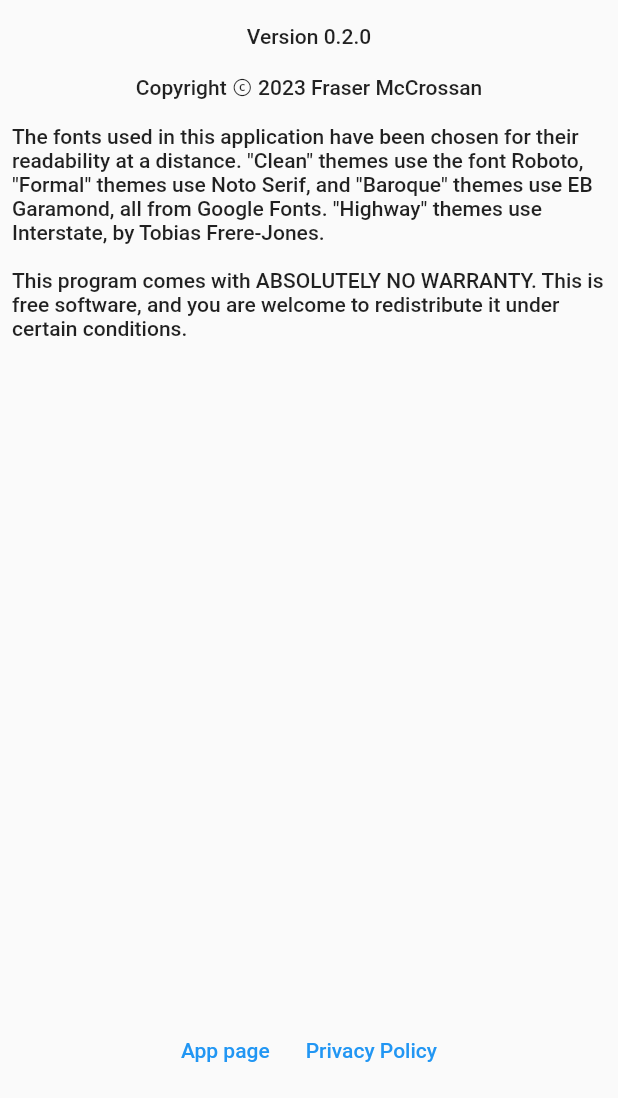
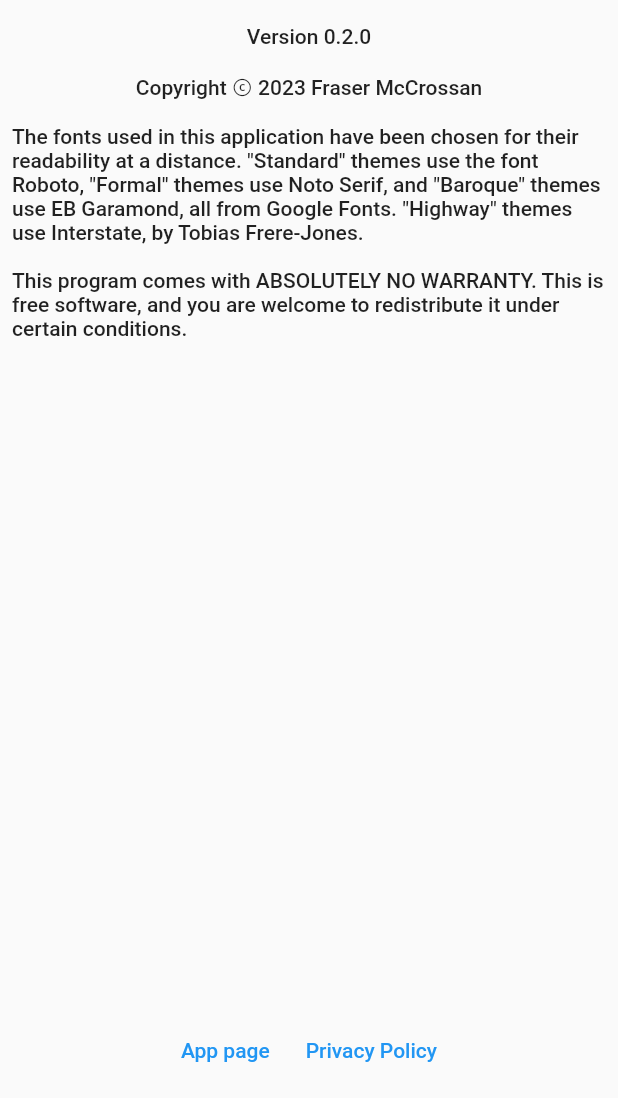
Before and after one commit to joatca/mpd-display, a Flutter app: the AboutPage screen opened directly, on a phone screen of 412 x 824 dp, the part 138-1236 px from its top. Run offline on Flutter 3.47's test engine with Material 2 defaults, Android fonts, the phone set to English and light mode, and no system bars; our stand-ins replace package_info_plus, shared_preferences, wakelock; accounts and stored records are empty.

Commit message:
forgot to rename clean theme to standard int he about page

```diff
--- a/lib/about.dart
+++ b/lib/about.dart
@@ -47,7 +47,7 @@ class _AboutPageState extends State<AboutPage> with TextUtil {
   static const ppUrl = 'https://apps.joat.me/page/privacy';
   static const copyYear = '2023';
   static const copyright = 'Fraser McCrossan';
-  static const fontCopy = 'The fonts used in this application have been chosen for their readability at a distance. "Clean" themes use the font Roboto, "Formal" themes use Noto Serif, and "Baroque" themes use EB Garamond, all from Google Fonts. "Highway" themes use Interstate, by Tobias Frere-Jones.';
+  static const fontCopy = 'The fonts used in this application have been chosen for their readability at a distance. "Standard" themes use the font Roboto, "Formal" themes use Noto Serif, and "Baroque" themes use EB Garamond, all from Google Fonts. "Highway" themes use Interstate, by Tobias Frere-Jones.';
   static const license =
       'This program comes with ABSOLUTELY NO WARRANTY. This is free software, and you are welcome to redistribute it under certain conditions.';
   String _version = '';
```
